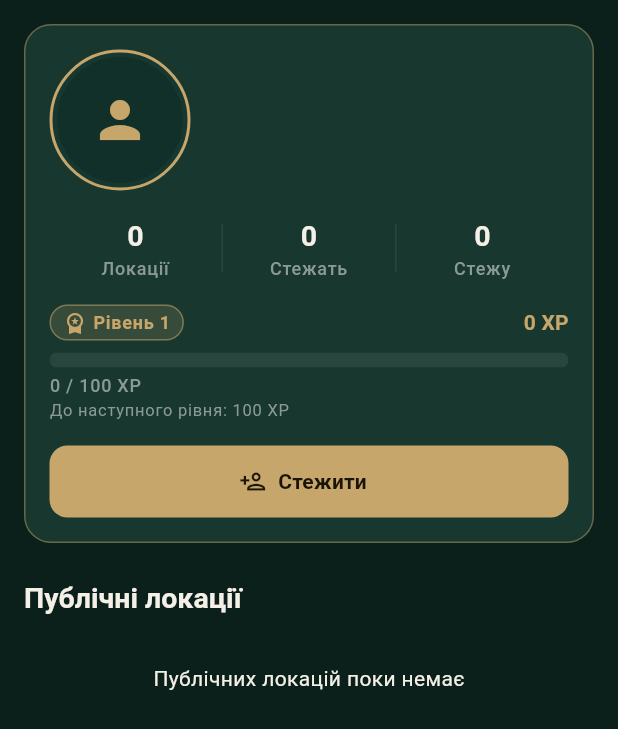
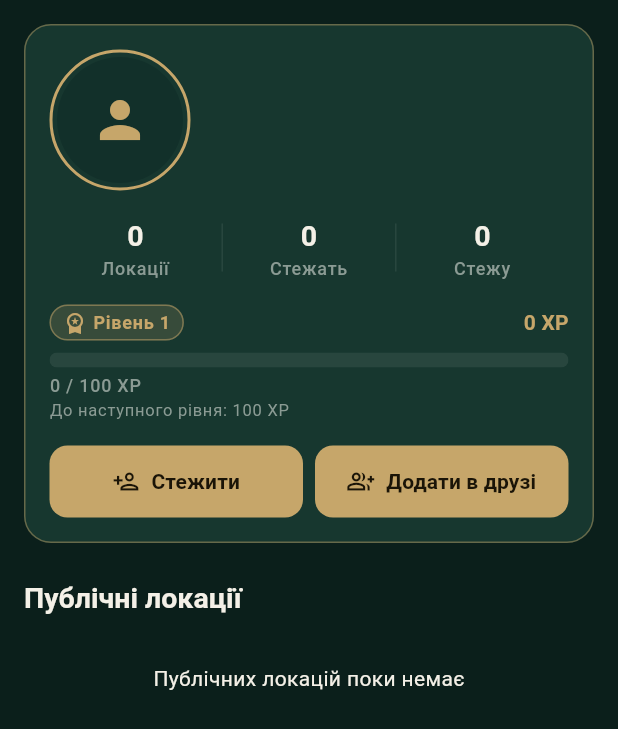
Before and after one commit to misha467111-alt/Travel-Map, a Flutter app: the _ProfileContent widget shown alone on an empty page, opened directly with empty values, on a phone screen of 412 x 824 dp. Shown: the top 729 px of the screen. Run offline on Flutter 3.47's test engine with Material 3 defaults, Android fonts, the phone set to English and light mode, and no system bars; our stand-ins replace connectivity_plus, drift, drift_flutter, flutter_riverpod, geolocator, go_router and 7 more; missing offline and left inert: google_maps_flutter_platform_interface; accounts and stored records are empty; generated files the repository leaves out were written again; network calls fail; statements that could not run were skipped.

Commit message:
feat(social): integrate follows friends and chat into traveler profile
Co-Authored-By: Claude Sonnet 5.5 <noreply@anthropic.com>

```diff
--- a/lib/features/friends/presentation/friends_screen.dart
+++ b/lib/features/friends/presentation/friends_screen.dart
@@ -4,6 +4,7 @@ import 'package:flutter_riverpod/flutter_riverpod.dart';
 import '../../map/providers/locations_provider.dart';
 import '../domain/friend_models.dart';
 import '../providers/friends_provider.dart';
+import '../../navigation/presentation/chats_screen.dart' show openChatWith;
 import '../../social/presentation/user_profile_screen.dart';
 import '../../../core/theme/app_design.dart';
 
@@ -274,7 +275,10 @@ class _ProfileTile extends StatelessWidget {
         visualDensity: const VisualDensity(vertical: -2),
         onTap: () => Navigator.of(context).push(
           MaterialPageRoute<void>(
-            builder: (_) => UserProfileScreen(userId: profile.id),
+            builder: (_) => UserProfileScreen(
+              userId: profile.id,
+              onOpenChat: openChatWith,
+            ),
           ),
         ),
       ),
--- a/lib/features/navigation/presentation/main_navigation_screen.dart
+++ b/lib/features/navigation/presentation/main_navigation_screen.dart
@@ -410,7 +410,9 @@ class _TopTravelersScreen extends StatelessWidget {
                               context,
                               MaterialPageRoute<void>(
                                   builder: (_) => UserProfileScreen(
-                                      userId: row['id'] as String)))),
+                                        userId: row['id'] as String,
+                                        onOpenChat: openChatWith,
+                                      )))),
                     ),
                 ]);
           }));
--- /dev/null
+++ b/lib/features/social/presentation/profile_social_actions.dart
@@ -0,0 +1,209 @@
+import 'package:flutter/material.dart';
+import 'package:flutter_riverpod/flutter_riverpod.dart';
+
+import '../../../core/theme/app_design.dart';
+import '../../friends/domain/friend_models.dart';
+import '../../friends/providers/friendship_relation_provider.dart';
+
+/// Phase 3.3-B -- the social buttons of ANOTHER user's public profile:
+/// follow ("Стежити" / "Стежу"), friendship ("Додати в друзі" / "Запит
+/// надіслано" / "Прийняти" / "У друзях") and, for confirmed friends only,
+/// "Чат". Follows and friendships are independent systems. Never built for the
+/// signed-in user's own profile.
+class ProfileSocialActions extends ConsumerStatefulWidget {
+  const ProfileSocialActions({
+    required this.userId,
+    required this.name,
+    required this.avatarUrl,
+    required this.isFollowing,
+    required this.followBusy,
+    required this.onFollowChanged,
+    this.onOpenChat,
+    super.key,
+  });
+
+  final String userId;
+  final String name;
+  final String? avatarUrl;
+  final bool isFollowing;
+  final bool followBusy;
+  final ValueChanged<bool> onFollowChanged;
+
+  /// Opens the existing chat with this user. Supplied by the parent screen
+  /// (which owns navigation); the "Чат" button is shown only for confirmed
+  /// friends AND when this is provided.
+  final ValueChanged<FriendProfile>? onOpenChat;
+
+  @override
+  ConsumerState<ProfileSocialActions> createState() =>
+      _ProfileSocialActionsState();
+}
+
+class _ProfileSocialActionsState extends ConsumerState<ProfileSocialActions> {
+  bool _friendBusy = false;
+
+  Future<void> _run(Future<void> Function() action) async {
+    if (_friendBusy) return; // double-tap guard
+    setState(() => _friendBusy = true);
+    try {
+      await action();
+    } catch (_) {
+      if (mounted) {
+        ref.invalidate(friendshipRelationProvider(widget.userId));
+        ScaffoldMessenger.of(context).showSnackBar(
+          const SnackBar(
+              content: Text('Не вдалося виконати дію. Спробуйте ще раз.')),
+        );
+      }
+    } finally {
+      if (mounted) setState(() => _friendBusy = false);
+    }
+  }
+
+  ButtonStyle get _style => ButtonStyle(
+        minimumSize:
+            const WidgetStatePropertyAll(Size(0, AppSizes.buttonHeight)),
+        padding: const WidgetStatePropertyAll(
+            EdgeInsets.symmetric(horizontal: AppSpacing.sm)),
+      );
+
+  Widget _label(String text) =>
+      Text(text, maxLines: 2, textAlign: TextAlign.center);
+
+  Widget _followButton() {
+    final busy = widget.followBusy;
+    return widget.isFollowing
+        ? OutlinedButton.icon(
+            key: const Key('profile_unfollow_button'),
+            style: _style,
+            onPressed: busy ? null : () => widget.onFollowChanged(false),
+            icon: const Icon(Icons.check),
+            label: _label('Стежу'),
+          )
+        : FilledButton.icon(
+            key: const Key('profile_follow_button'),
+            style: _style,
+            onPressed: busy ? null : () => widget.onFollowChanged(true),
+            icon: const Icon(Icons.person_add_outlined),
+            label: _label('Стежити'),
+          );
+  }
+
+  Widget _friendButton(AsyncValue<FriendshipRelation> relation) {
+    final actions = ref.read(friendshipActionsProvider);
+    // Keep the last known state while a refresh is running.
+    final value = relation.value;
+    if (value == null) {
+      return relation.hasError
+          ? OutlinedButton.icon(
+              key: const Key('friend_error_button'),
+              style: _style,
+              onPressed: () =>
+                  ref.invalidate(friendshipRelationProvider(widget.userId)),
+              icon: const Icon(Icons.refresh),
+              label: _label('Повторити'),
+            )
+          : OutlinedButton(
+              key: const Key('friend_loading_button'),
+              style: _style,
+              onPressed: null,
+              child: const SizedBox(
+                  height: 18,
+                  width: 18,
+                  child: CircularProgressIndicator(strokeWidth: 2)),
+            );
+    }
+    final disabledAccent = ButtonStyle(
+      minimumSize: const WidgetStatePropertyAll(Size(0, AppSizes.buttonHeight)),
+      padding: const WidgetStatePropertyAll(
+          EdgeInsets.symmetric(horizontal: AppSpacing.sm)),
+      foregroundColor: const WidgetStatePropertyAll(AppColors.accent),
+    );
+    switch (value.state) {
+      case FriendshipState.none:
+        return FilledButton.tonalIcon(
+          key: const Key('friend_add_button'),
+          style: _style,
+          onPressed: _friendBusy
+              ? null
+              : () => _run(() => actions.sendRequest(widget.userId)),
+          icon: const Icon(Icons.group_add_outlined),
+          label: _label('Додати в друзі'),
+        );
+      case FriendshipState.sentPending:
+        return OutlinedButton.icon(
+          key: const Key('friend_sent_button'),
+          style: _style,
+          onPressed: null,
+          icon: const Icon(Icons.hourglass_top),
+          label: _label('Запит надіслано'),
+        );
+      case FriendshipState.receivedPending:
+        return FilledButton.icon(
+          key: const Key('friend_accept_button'),
+          style: _style,
+          onPressed: _friendBusy
+              ? null
+              : () => _run(() => actions.acceptRequest(widget.userId)),
+          icon: const Icon(Icons.how_to_reg_outlined),
+          label: _label('Прийняти'),
+        );
+      case FriendshipState.unknown:
+        return OutlinedButton.icon(
+          key: const Key('friend_unknown_button'),
+          style: _style,
+          onPressed: () =>
+              ref.invalidate(friendshipRelationProvider(widget.userId)),
+          icon: const Icon(Icons.refresh),
+          label: _label('Статус недоступний'),
+        );
+      case FriendshipState.friends:
+        return OutlinedButton.icon(
+          key: const Key('friend_friends_button'),
+          style: disabledAccent,
+          onPressed: null,
+          icon: const Icon(Icons.group),
+          label: _label('У друзях'),
+        );
+    }
+  }
+
+  void _openChat() => widget.onOpenChat?.call(FriendProfile(
+        id: widget.userId,
+        name: widget.name,
+        avatarUrl: widget.avatarUrl,
+      ));
+
+  @override
+  Widget build(BuildContext context) {
+    final relation = ref.watch(friendshipRelationProvider(widget.userId));
+    final isFriend = relation.value?.state == FriendshipState.friends &&
+        widget.onOpenChat != null;
+    return Column(
+      key: const Key('profile_social_actions'),
+      mainAxisSize: MainAxisSize.min,
+      children: [
+        IntrinsicHeight(
+          child: Row(crossAxisAlignment: CrossAxisAlignment.stretch, children: [
+            Expanded(child: _followButton()),
+            const SizedBox(width: AppSpacing.sm),
+            Expanded(child: _friendButton(relation)),
+          ]),
+        ),
+        if (isFriend) ...[
+          const SizedBox(height: AppSpacing.sm),
+          SizedBox(
+            width: double.infinity,
+            child: FilledButton.icon(
+              key: const Key('profile_chat_button'),
+              style: _style,
+              onPressed: _openChat,
+              icon: const Icon(Icons.chat_bubble_outline),
+              label: _label('Чат'),
+            ),
+          ),
+        ],
+      ],
+    );
+  }
+}
--- a/lib/features/social/presentation/user_profile_screen.dart
+++ b/lib/features/social/presentation/user_profile_screen.dart
@@ -6,12 +6,19 @@ import '../../map/presentation/map_screen.dart';
 import '../../../core/theme/app_design.dart';
 import '../../profile/presentation/traveler_profile_header.dart';
 import '../domain/public_profile.dart';
+import '../../friends/domain/friend_models.dart';
 import '../providers/public_profile_provider.dart';
+import 'profile_social_actions.dart';
 
 class UserProfileScreen extends ConsumerStatefulWidget {
-  const UserProfileScreen({required this.userId, super.key});
+  const UserProfileScreen({required this.userId, this.onOpenChat, super.key});
 
   final String userId;
+
+  /// How to open the existing chat with a friend. Owned by the caller so this
+  /// screen does not depend on the chat screens; without it no "Чат" button
+  /// is shown.
+  final void Function(BuildContext context, FriendProfile friend)? onOpenChat;
 
   @override
   ConsumerState<UserProfileScreen> createState() => _UserProfileScreenState();
@@ -28,6 +35,8 @@ class _UserProfileScreenState extends ConsumerState<UserProfileScreen> {
             widget.userId,
             value,
           );
+      // The signed-in user's own "Стежу" counter changed too.
+      ref.invalidate(followCountsProvider);
     } catch (error) {
       if (mounted) {
         ScaffoldMessenger.of(context).showSnackBar(
@@ -46,6 +55,7 @@ class _UserProfileScreenState extends ConsumerState<UserProfileScreen> {
     return Scaffold(
       appBar: AppBar(title: const Text('Профіль дослідника')),
       body: profile.when(
+        skipLoadingOnReload: true,
         data: (value) => RefreshIndicator(
           onRefresh: () async =>
               ref.invalidate(publicProfileProvider(widget.userId)),
@@ -53,6 +63,9 @@ class _UserProfileScreenState extends ConsumerState<UserProfileScreen> {
             profile: value,
             changingFollow: _changingFollow,
             onFollowChanged: _setFollowing,
+            onOpenChat: widget.onOpenChat == null
+                ? null
+                : (friend) => widget.onOpenChat!(context, friend),
           ),
         ),
         loading: () => const Center(child: CircularProgressIndicator()),
@@ -84,11 +97,13 @@ class _ProfileContent extends ConsumerWidget {
     required this.profile,
     required this.changingFollow,
     required this.onFollowChanged,
+    this.onOpenChat,
   });
 
   final PublicProfile profile;
   final bool changingFollow;
   final ValueChanged<bool> onFollowChanged;
+  final ValueChanged<FriendProfile>? onOpenChat;
 
   @override
   Widget build(BuildContext context, WidgetRef ref) {
@@ -118,24 +133,18 @@ class _ProfileContent extends ConsumerWidget {
                 label: 'Стежу',
                 value: profile.followingCount),
           ],
-          // No follow button on one's own profile.
+          // No social buttons on one's own profile.
           action: profile.isSelf
               ? null
-              : profile.isFollowing
-                  ? OutlinedButton.icon(
-                      key: const Key('profile_unfollow_button'),
-                      onPressed:
-                          changingFollow ? null : () => onFollowChanged(false),
-                      icon: const Icon(Icons.check),
-                      label: const Text('Стежу'),
-                    )
-                  : FilledButton.icon(
-                      key: const Key('profile_follow_button'),
-                      onPressed:
-                          changingFollow ? null : () => onFollowChanged(true),
-                      icon: const Icon(Icons.person_add_outlined),
-                      label: const Text('Стежити'),
-                    ),
+              : ProfileSocialActions(
+                  userId: profile.id,
+                  name: profile.name,
+                  avatarUrl: profile.avatarUrl,
+                  isFollowing: profile.isFollowing,
+                  followBusy: changingFollow,
+                  onFollowChanged: onFollowChanged,
+                  onOpenChat: onOpenChat,
+                ),
         ),
         const SizedBox(height: AppSpacing.xl),
         Text(
```
Also changed, not shown: lib/features/friends/providers/friendship_relation_provider.dart (added, +131 -0 lines), lib/features/navigation/presentation/chats_screen.dart (+13 -1 lines), lib/main.dart (+5 -2 lines), 1 other file.
